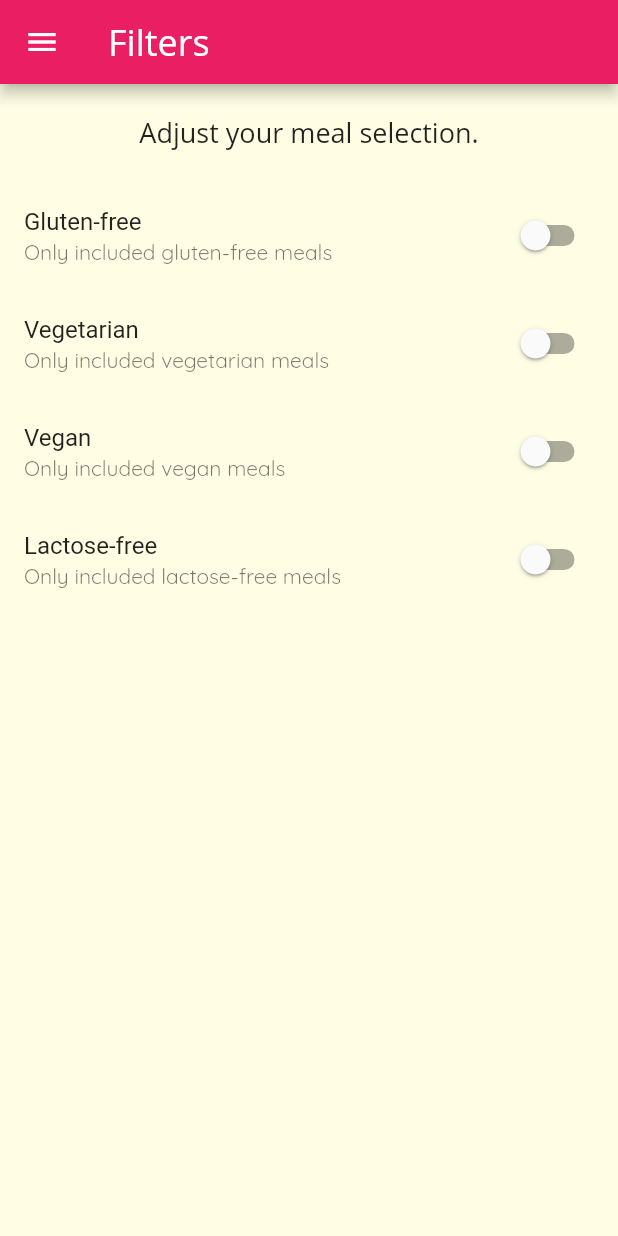
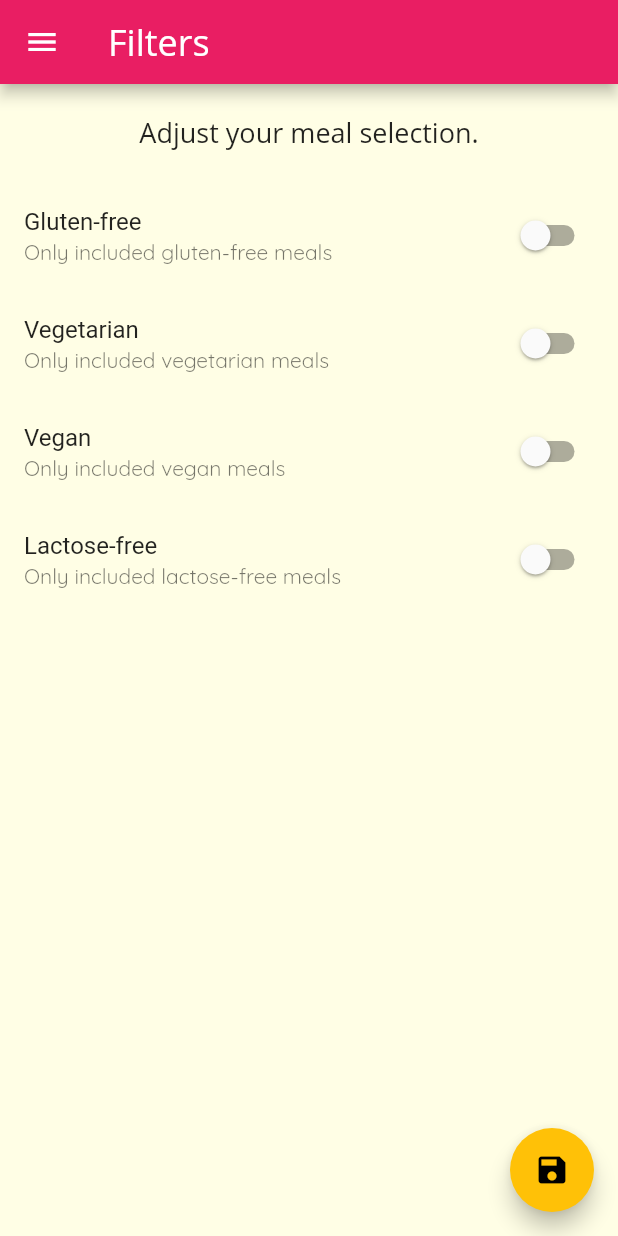
Before and after one commit to boilinux/flutter-meals, a Flutter app: the DisplayFilters screen opened by its route, on a phone screen of 412 x 824 dp. Run offline on Flutter 3.47's test engine with Material 2 defaults, Android fonts, the light colour scheme and no system bars.

Commit message:
Update filters.

```diff
--- a/lib/main.dart
+++ b/lib/main.dart
@@ -11,7 +11,26 @@ void main() {
   runApp(MyApp());
 }
 
-class MyApp extends StatelessWidget {
+class MyApp extends StatefulWidget {
+  @override
+  _MyAppState createState() => _MyAppState();
+}
+
+class _MyAppState extends State<MyApp> {
+  Map<String, bool> _filters = {
+    'Gluten-free': false,
+    'Vegetarian': false,
+    'Vegan': false,
+    'Lactose-free': false,
+  };
+
+  void _setFilters(Map<String, bool> filters) {
+    setState(() {
+      _filters = filters;
+    });
+    print(_filters);
+  }
+
   @override
   Widget build(BuildContext context) {
     return MaterialApp(
@@ -56,7 +75,8 @@ class MyApp extends StatelessWidget {
         '/': (ctx) => DisplayBottommTab(),
         DisplayCategoryMeals.routeName: (ctx) => DisplayCategoryMeals(),
         DisplayFullDetailsMeal.routeName: (ctx) => DisplayFullDetailsMeal(),
-        DisplayFilters.routeName: (ctx) => DisplayFilters(),
+        DisplayFilters.routeName: (ctx) =>
+            DisplayFilters(setFilterHandler: _setFilters),
       },
       onGenerateRoute: (e) {
         print(e.arguments);
--- a/lib/widgets/screen/display/display_filters.dart
+++ b/lib/widgets/screen/display/display_filters.dart
@@ -4,35 +4,36 @@ import './drawer/main_drawer.dart';
 class DisplayFilters extends StatefulWidget {
   static const routeName = '/filters';
 
+  final Function setFilterHandler;
+  DisplayFilters({required this.setFilterHandler});
+
   @override
   _DisplayFiltersState createState() => _DisplayFiltersState();
 }
 
 class _DisplayFiltersState extends State<DisplayFilters> {
-  List filters = [
-    {
+  Map<String, bool> filters = {
     'Gluten-free': false,
     'Vegetarian': false,
     'Vegan': false,
     'Lactose-free': false,
-    }
-  ];
+  };
 
-  Widget _buildSwitchListTile(String title, String subtitle, var val) {
+  Widget _buildSwitchListTile(String title, String subtitle) {
     // bool value = filters[title] as bool;
     return SwitchListTile(
       title: Text(title),
       subtitle: Text(subtitle),
       onChanged: (e) {
         setState(() {
-          if (filters[0][title] == true) {
-            filters[0][title] = false;
+          if (filters[title] == true) {
+            filters[title] = false;
           } else {
-            filters[0][title] = true;
+            filters[title] = true;
           }
         });
       },
-      value: (filters[0][title] as bool),
+      value: (filters[title] as bool),
     );
   }
 
@@ -58,22 +59,30 @@ class _DisplayFiltersState extends State<DisplayFilters> {
                 _buildSwitchListTile(
                   'Gluten-free',
                   'Only included gluten-free meals',
-                    filters.map((e) => e == 'Gluten-free')),
+                ),
                 _buildSwitchListTile(
                   'Vegetarian',
                   'Only included vegetarian meals',
-                    filters.map((e) => e == 'Vegetarian')),
-                _buildSwitchListTile('Vegan', 'Only included vegan meals',
-                    filters.map((e) => e == 'Vegan')),
+                ),
+                _buildSwitchListTile(
+                  'Vegan',
+                  'Only included vegan meals',
+                ),
                 _buildSwitchListTile(
                   'Lactose-free',
                   'Only included lactose-free meals',
-                    filters.map((e) => e == 'Lactose-free')),
+                ),
               ],
             ),
           ),
         ],
       ),
+      floatingActionButton: FloatingActionButton(
+        child: Icon(
+          Icons.save,
+        ),
+        onPressed: () => widget.setFilterHandler(filters),
+      ),
     );
   }
 }
```
Lines whose indentation alone changed are shown as unchanged.
